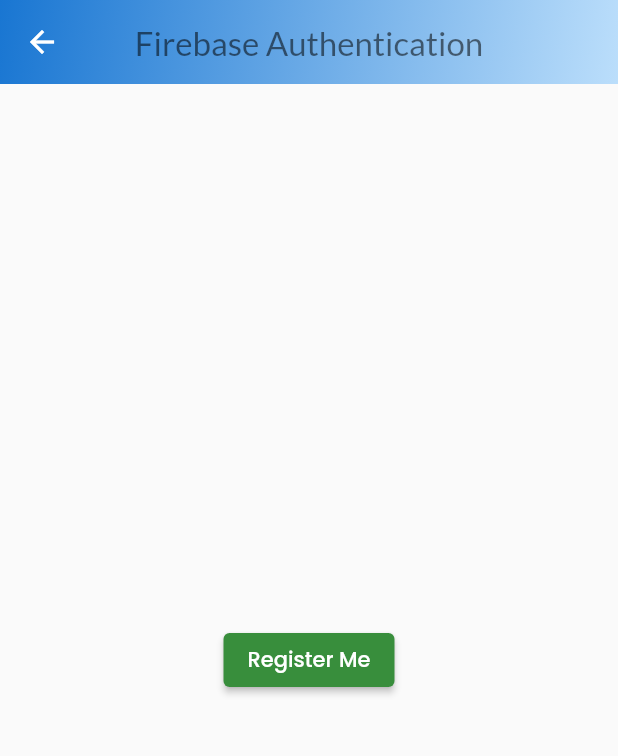
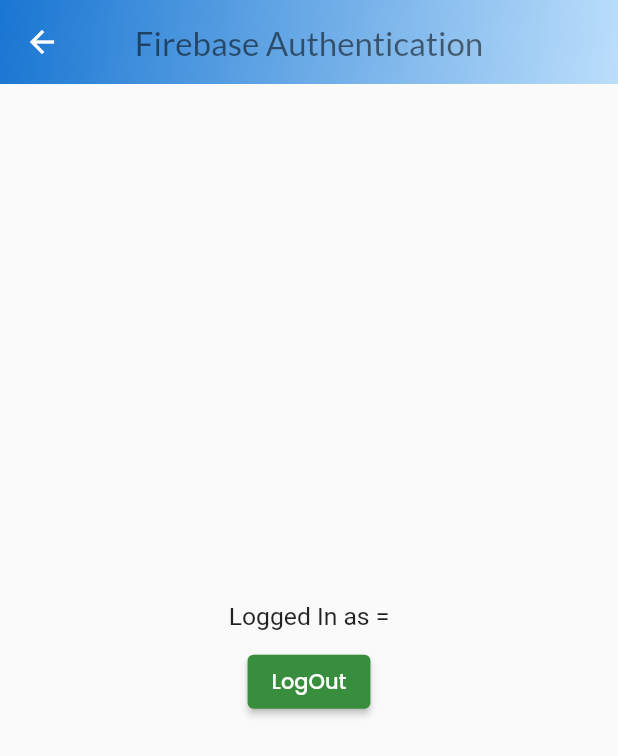
Before and after one commit to MehulZinzuvadiya/email_firebase, a Flutter app: the HomeScreen screen opened by its route, on a phone screen of 412 x 824 dp. Shown: the top 756 px of the screen. Run offline on Flutter 3.47's test engine with Material 2 defaults, Android fonts, the light colour scheme and no system bars; our stand-ins replace firebase_auth, firebase_core, get, google_fonts, sizer; accounts and stored records are empty; network calls fail.

Commit message:
home page

```diff
--- a/lib/FireBase/View/home_screen.dart
+++ b/lib/FireBase/View/home_screen.dart
@@ -1,5 +1,7 @@
 import 'package:email_firebase/Utils/firebase_helper.dart';
+import 'package:firebase_auth/firebase_auth.dart';
 import 'package:flutter/material.dart';
+import 'package:get/get.dart';
 import 'package:google_fonts/google_fonts.dart';
 import 'package:sizer/sizer.dart';
 
@@ -11,6 +13,7 @@
 }
 
 class _HomeScreenState extends State<HomeScreen> {
+  final user=FirebaseAuth.instance.currentUser;
   @override
   Widget build(BuildContext context) {
     return SafeArea(
@@ -41,16 +44,21 @@
           ),
         ),
       ),
-      body: Column(
+      body: Center(
+        child: Container(
+          child: Column(
             mainAxisAlignment: MainAxisAlignment.center,
             children: [
-          Center(
-            child: ElevatedButton(
-              onPressed: () {
-                FirebaseHelper.firebaseHelper.signUp(email: 'mehul@gmail.com', password: '123456');
+              Text("Logged In as =${user?.email}",style: TextStyle(
+                fontSize: 12.sp,
+              ),),
+              SizedBox(height: 10,),
+              ElevatedButton(
+                onPressed: () async {
+                  await FirebaseHelper.firebaseHelper.signOut();
                 },
                 child: Text(
-                'Register Me',
+                  'LogOut',
                   style: GoogleFonts.poppins(
                     color: Colors.white,
                   ),
@@ -59,8 +67,9 @@
                   backgroundColor: Colors.green.shade700,
                 ),
               ),
+            ],
           ),
-        ],
+        ),
       ),
     ));
   }
--- a/lib/main.dart
+++ b/lib/main.dart
@@ -6,6 +6,7 @@
 import 'FireBase/View/home_screen.dart';
 import 'LoginPage/View/login_screen.dart';
 import 'SignUpPage/signup_screen.dart';
+import 'SplashScreen/splash_screen.dart';
 
 Future<void> main() async {
   WidgetsFlutterBinding.ensureInitialized();
@@ -19,6 +20,10 @@
         getPages: [
           GetPage(
             name: '/',
+            page: () => SplashScreen(),
+          ),
+          GetPage(
+            name: '/login',
             page: () => LoginScreen(),
           ),
           GetPage(
```
Also changed, not shown: lib/LoginPage/View/login_screen.dart (+11 -2 lines), lib/SplashScreen/splash_screen.dart (added, +40 -0 lines), lib/Utils/firebase_helper.dart (+39 -0 lines). Lines whose indentation alone changed are shown as unchanged.
